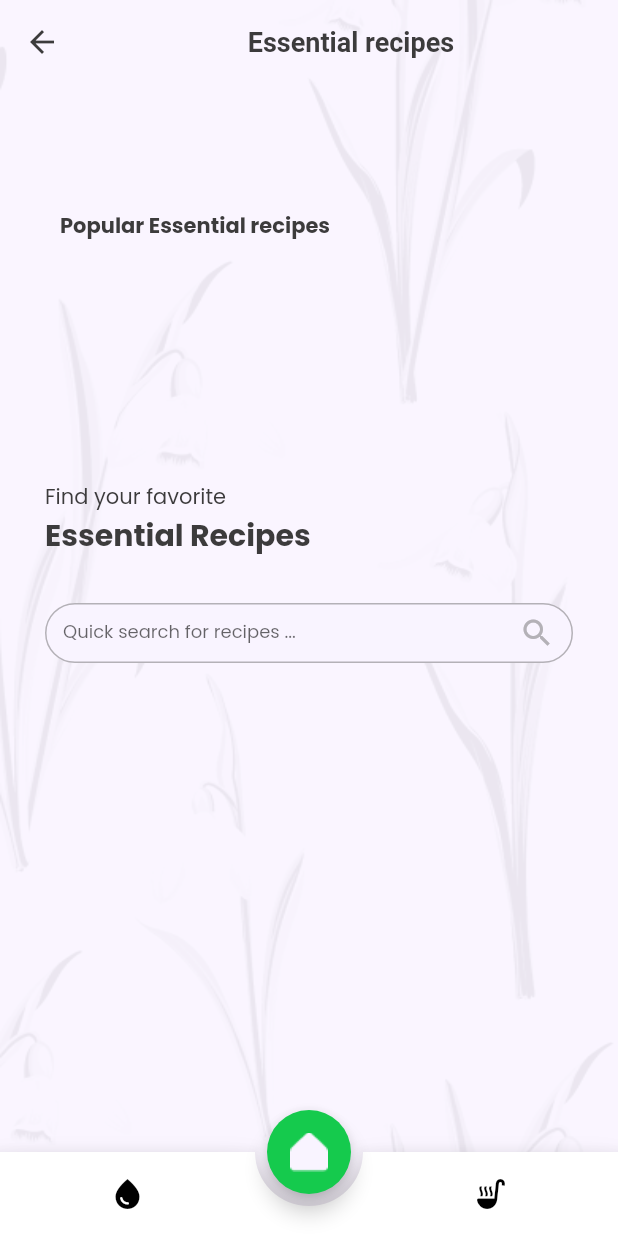
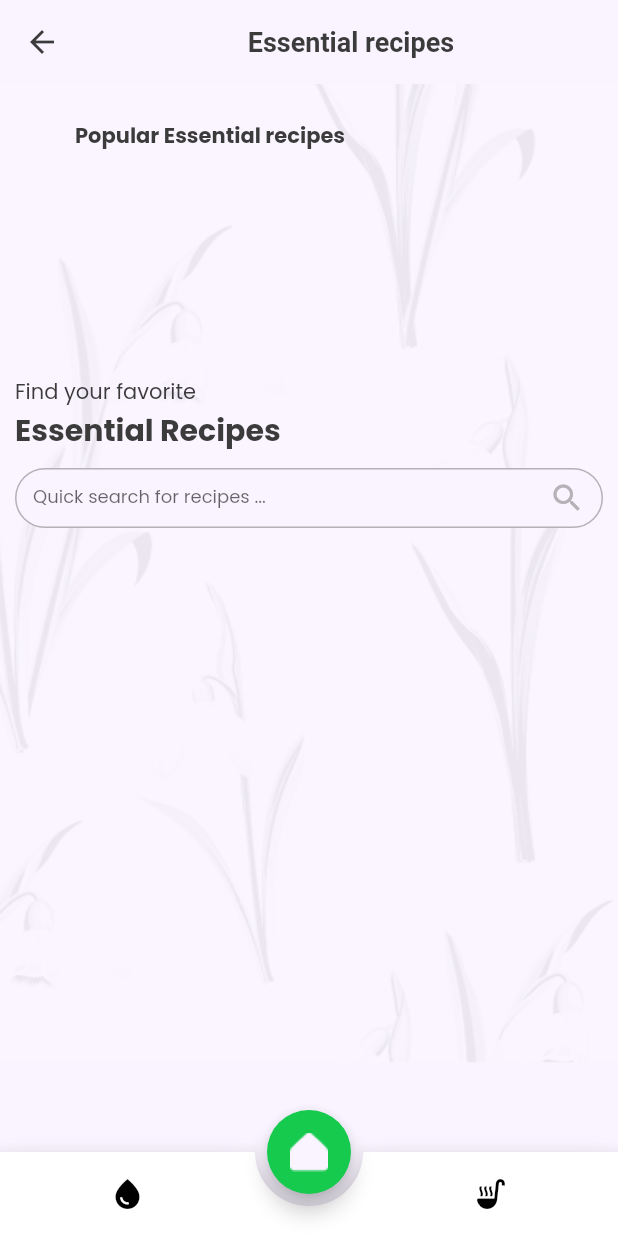
Before and after one commit to phytogenia/aromatherapy-app, a Flutter app: the HomeRecipes screen opened directly, on a phone screen of 412 x 824 dp. Run offline on Flutter 3.47's test engine with Material 2 defaults, Android fonts, the phone set to English and light mode, and no system bars; drawn by our look-alikes of animated_bottom_navigation_bar; our stand-ins replace cloud_firestore, firebase_auth, firebase_core, google_fonts, google_sign_in, package_info_plus and 1 more; missing offline and left inert: flutter_facebook_auth, purchases_flutter; accounts and stored records are empty.

Commit message:
fix : liste recipes deroulement issues add : ordre alphabetique oils/recipes

```diff
--- a/lib/components/primary_future_builder.dart
+++ b/lib/components/primary_future_builder.dart
@@ -19,7 +19,7 @@ class FutureBuilderHome extends StatelessWidget {
     return SizedBox(
       height: 120,
       child: FutureBuilder<QuerySnapshot>(
-          future: future.get(),
+          future: future.orderBy("name").get(),
           builder: (context, snapshot) {
             if (snapshot.hasError) {
               return Text("Something went wrong");
--- a/lib/screens/home/oils/oils_list_screen.dart
+++ b/lib/screens/home/oils/oils_list_screen.dart
@@ -139,47 +139,6 @@ class _OilListScreenState extends State<OilListScreen> {
           ),
         ));
   }
-
-  // Widget BuildOils(BuildContext context, String oilname) {
-  //   return Container(
-  //     margin: const EdgeInsets.all(5),
-  //     padding: const EdgeInsets.all(8),
-  //     width: 130,
-  //     decoration: const BoxDecoration(
-  //         color: kPrimaryColor,
-  //         borderRadius: BorderRadius.all(Radius.circular(15))),
-  //     child: Center(
-  //       child: Column(
-  //         mainAxisSize: MainAxisSize.min,
-  //         crossAxisAlignment: CrossAxisAlignment.start,
-  //         children: [
-  //           Row(
-  //             mainAxisAlignment: MainAxisAlignment.spaceBetween,
-  //             children: [
-  //               Container(),
-  //               // Empty Container to align the icon on the right with spacebetween
-  //               Image.asset('assets/images/whiteoil.png')
-  //             ],
-  //           ),
-  //           const SizedBox(
-  //             height: 10,
-  //           ),
-  //           Text(
-  //             oilname,
-  //             style: const TextStyle(
-  //                 color: kSecondaryBackgroundColor,
-  //                 fontWeight: FontWeight.bold),
-  //           ),
-  //           const SizedBox(height: 2),
-  //           const Text(
-  //             'Scientific name',
-  //             style: TextStyle(color: kSecondaryBackgroundColor),
-  //           )
-  //         ],
-  //       ),
-  //     ),
-  //   );
-  // }
 }
 
 class PrimaryListOils extends StatefulWidget {
@@ -249,7 +208,7 @@ class _PrimaryListOilsState extends State<PrimaryListOils> {
           child: _foundoils.isNotEmpty
               ? ListBuilder(list: _foundoils, type: 1)
               : FutureBuilder<QuerySnapshot>(
-                  future: oilss.get(),
+                  future: oilss.orderBy("name").get(),
                   builder: (context, snapshot) {
                     if (snapshot.hasError) {
                       return Text("Something went wrong");
--- a/lib/screens/home/recipes/recipes_list_screen.dart
+++ b/lib/screens/home/recipes/recipes_list_screen.dart
@@ -27,7 +27,6 @@ class _HomeRecipesState extends State<HomeRecipes> {
   @override
   Widget build(BuildContext context) {
     return Scaffold(
-      extendBody: true,
       floatingActionButton: FloatingActionButton(
         onPressed: () {
           setState(() {
@@ -70,12 +69,10 @@ class RecipesListScreen extends StatefulWidget {
 }
 
 class _RecipesListScreenState extends State<RecipesListScreen> {
-  List oils = [];
-  CollectionReference oilss = FirebaseFirestore.instance.collection('recipes');
+  CollectionReference recipes =
+      FirebaseFirestore.instance.collection('recipes');
   List<DocumentSnapshot> data = [];
-
-  // This list holds the data for the list view
-  late final _PrimaryListOilsState? state;
+  late final _PrimaryListRecipesState? state;
 
   @override
   void initState() {
@@ -87,8 +84,6 @@ class _RecipesListScreenState extends State<RecipesListScreen> {
     setState(() {});
   }
 
-  // This function is called whenever the text field changes
-
   @override
   Widget build(BuildContext context) {
     return Scaffold(
@@ -96,8 +91,7 @@ class _RecipesListScreenState extends State<RecipesListScreen> {
         resizeToAvoidBottomInset: true,
         appBar: AppBar(
           centerTitle: true, // this is all you need
-          backgroundColor: Colors.transparent,
-          elevation: 0,
+          backgroundColor: kSecondaryBackgroundColor,
           title: const Center(
               child: Text(
             "Essential recipes",
@@ -106,16 +100,14 @@ class _RecipesListScreenState extends State<RecipesListScreen> {
           )),
         ),
         body: SingleChildScrollView(
-          physics: const AlwaysScrollableScrollPhysics(),
-          child: SingleChildScrollView(
+          reverse: true,
           child: Container(
-              padding: EdgeInsets.only(top: 90),
-              height: MediaQuery.of(context).size.height,
+            padding:
+                const EdgeInsets.only(top: 30, bottom: 10, right: 10, left: 10),
             decoration: const BoxDecoration(
                 image: DecorationImage(
                     image: AssetImage('assets/images/bg.png'),
                     fit: BoxFit.fill)),
-              child: SingleChildScrollView(
             child: Column(
               crossAxisAlignment: CrossAxisAlignment.start,
               children: [
@@ -123,46 +115,32 @@ class _RecipesListScreenState extends State<RecipesListScreen> {
                   height: 40,
                 ),
                 const Padding(
-                      padding:
-                          EdgeInsets.symmetric(horizontal: 40.0, vertical: 10),
+                  padding: EdgeInsets.symmetric(horizontal: 40.0, vertical: 10),
                   child: Text(
                     'Popular Essential recipes',
                     style: TextStyle(fontWeight: FontWeight.bold),
                   ),
                 ),
-                    FutureBuilderHome(future: oilss, type: 2),
-                    Padding(
-                      padding: const EdgeInsets.all(30.0),
-                      child: Column(
-                        crossAxisAlignment: CrossAxisAlignment.start,
-                        children: [
-                          Column(
-                            crossAxisAlignment: CrossAxisAlignment.start,
-                            children: const [
-                              Text('Find your favorite'),
-                              Text(
+                FutureBuilderHome(future: recipes, type: 2),
+                const SizedBox(
+                  height: 20,
+                ),
+                const Text('Find your favorite'),
+                const Text(
                   'Essential Recipes',
-                                style: TextStyle(
-                                    fontSize: 20, fontWeight: FontWeight.bold),
-                              )
-                            ],
+                  style: TextStyle(fontSize: 20, fontWeight: FontWeight.bold),
                 ),
                 const SizedBox(
-                            height: 30,
+                  height: 10,
                 ),
-                          PrimaryListOils(),
+                const PrimaryListRecipes(),
               ],
-                      ),
-                    ),
-                  ],
-                ),
-              ),
             ),
           ),
         ));
   }
 
-  Widget BuildOils(BuildContext context, String oilname) {
+  Widget BuildRecipes(BuildContext context, String recipeName) {
     return Container(
       margin: const EdgeInsets.all(5),
       padding: const EdgeInsets.all(8),
@@ -187,7 +165,7 @@ class _RecipesListScreenState extends State<RecipesListScreen> {
               height: 10,
             ),
             Text(
-              oilname,
+              recipeName,
               style: const TextStyle(
                   color: kSecondaryBackgroundColor,
                   fontWeight: FontWeight.bold),
@@ -204,33 +182,31 @@ class _RecipesListScreenState extends State<RecipesListScreen> {
   }
 }
 
-class PrimaryListOils extends StatefulWidget {
-  const PrimaryListOils({Key? key}) : super(key: key);
+class PrimaryListRecipes extends StatefulWidget {
+  const PrimaryListRecipes({Key? key}) : super(key: key);
 
   @override
-  _PrimaryListOilsState createState() => _PrimaryListOilsState();
+  _PrimaryListRecipesState createState() => _PrimaryListRecipesState();
 }
 
-class _PrimaryListOilsState extends State<PrimaryListOils> {
+class _PrimaryListRecipesState extends State<PrimaryListRecipes> {
   List<DocumentSnapshot> data = [];
-  List<DocumentSnapshot> _foundoils = [];
-  CollectionReference oilss = FirebaseFirestore.instance.collection('recipes');
+  List<DocumentSnapshot> _foundRecipes = [];
+  CollectionReference recipes =
+      FirebaseFirestore.instance.collection('recipes');
 
   void _runFilter(String enteredKeyword) {
     List<DocumentSnapshot> results = [];
     if (enteredKeyword.isEmpty) {
-      // if the search field is empty or only contains white-space, we'll display all users
       results = data;
     } else {
       results = data
           .where((user) =>
               user["name"].toLowerCase().contains(enteredKeyword.toLowerCase()))
           .toList();
-      // we use the toLowerCase() method to make it case-insensitive
     }
-
     setState(() {
-      _foundoils = results;
+      _foundRecipes = results;
     });
   }
 
@@ -269,12 +245,12 @@ class _PrimaryListOilsState extends State<PrimaryListOils> {
           ),
         ),
         const SizedBox(height: 20),
-        Container(
-          padding: const EdgeInsets.only(bottom: 40),
-          child: _foundoils.isNotEmpty
-              ? ListBuilder(list: _foundoils, type: 2)
+        SizedBox(
+          height: MediaQuery.of(context).size.height / 2.5,
+          child: _foundRecipes.isNotEmpty
+              ? ListBuilder(list: _foundRecipes, type: 2)
               : FutureBuilder<QuerySnapshot>(
-                  future: oilss.get(),
+                  future: recipes.orderBy("name").get(),
                   builder: (context, snapshot) {
                     if (snapshot.hasError) {
                       return Text("Something went wrong");
@@ -306,9 +282,6 @@ class _PrimaryListOilsState extends State<PrimaryListOils> {
                     return const SizedBox.shrink();
                   }),
         ),
-        const SizedBox(
-          height: 25,
-        ),
       ],
     );
   }
```
Lines whose indentation alone changed are shown as unchanged.
